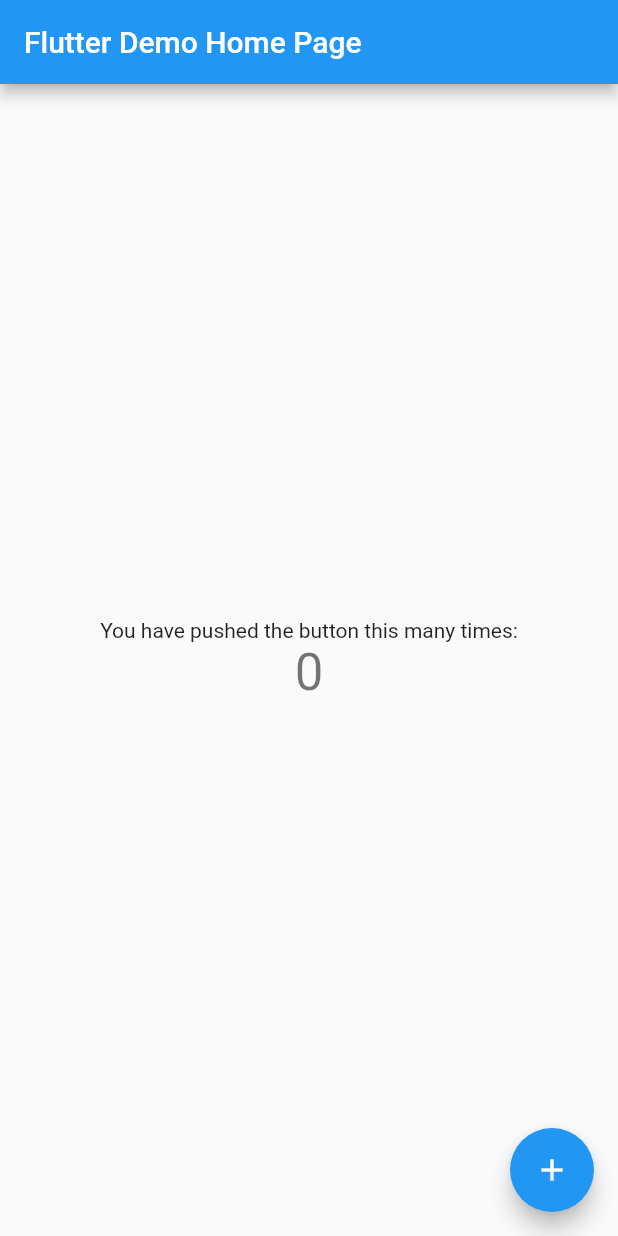
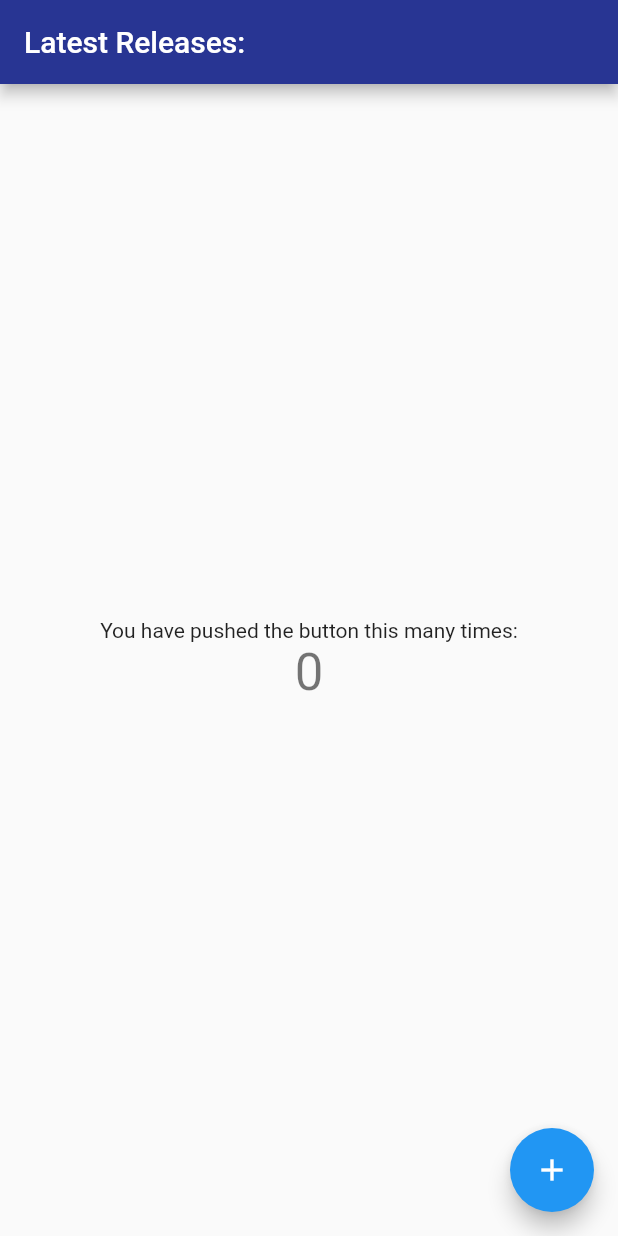
Before and after one commit to Justin-Moretto/movie_app, a Flutter app: the screen it shows after launch, on a phone screen of 412 x 824 dp. Run offline on Flutter 3.47's test engine with Material 2 defaults, Android fonts, the phone set to English and light mode, and no system bars.

Commit message:
refactor: added providor package and styled the homepage slightly

```diff
--- a/lib/main.dart
+++ b/lib/main.dart
@@ -11,18 +11,9 @@ class MyApp extends StatelessWidget {
     return MaterialApp(
       title: 'Flutter Demo',
       theme: ThemeData(
-        // This is the theme of your application.
-        //
-        // Try running your application with "flutter run". You'll see the
-        // application has a blue toolbar. Then, without quitting the app, try
-        // changing the primarySwatch below to Colors.green and then invoke
-        // "hot reload" (press "r" in the console where you ran "flutter run",
-        // or simply save your changes to "hot reload" in a Flutter IDE).
-        // Notice that the counter didn't reset back to zero; the application
-        // is not restarted.
         primarySwatch: Colors.blue,
       ),
-      home: MyHomePage(title: 'Flutter Demo Home Page'),
+      home: MyHomePage(title: 'Latest Releases:'),
     );
   }
 }
@@ -61,36 +52,16 @@ class _MyHomePageState extends State<MyHomePage> {
 
   @override
   Widget build(BuildContext context) {
-    // This method is rerun every time setState is called, for instance as done
-    // by the _incrementCounter method above.
-    //
-    // The Flutter framework has been optimized to make rerunning build methods
-    // fast, so that you can just rebuild anything that needs updating rather
-    // than having to individually change instances of widgets.
+    // This method is rerun every time setState is called. ex: by the _incrementCounter method above.
+
     return Scaffold(
       appBar: AppBar(
-        // Here we take the value from the MyHomePage object that was created by
-        // the App.build method, and use it to set our appbar title.
         title: Text(widget.title),
+        backgroundColor: Colors.indigo.shade800,
       ),
       body: Center(
-        // Center is a layout widget. It takes a single child and positions it
-        // in the middle of the parent.
         child: Column(
-          // Column is also a layout widget. It takes a list of children and
-          // arranges them vertically. By default, it sizes itself to fit its
-          // children horizontally, and tries to be as tall as its parent.
-          //
-          // Invoke "debug painting" (press "p" in the console, choose the
-          // "Toggle Debug Paint" action from the Flutter Inspector in Android
-          // Studio, or the "Toggle Debug Paint" command in Visual Studio Code)
-          // to see the wireframe for each widget.
-          //
-          // Column has various properties to control how it sizes itself and
-          // how it positions its children. Here we use mainAxisAlignment to
-          // center the children vertically; the main axis here is the vertical
-          // axis because Columns are vertical (the cross axis would be
-          // horizontal).
+          //this is the column where movies are displayed
           mainAxisAlignment: MainAxisAlignment.center,
           children: <Widget>[
             Text(
--- a/pubspec.yaml
+++ b/pubspec.yaml
@@ -23,11 +23,9 @@ environment:
 dependencies:
   flutter:
     sdk: flutter
+  cupertino_icons: ^1.0.2
+  provider: ^5.0.0
 
-
-  # The following adds the Cupertino Icons font to your application.
-  # Use with the CupertinoIcons class for iOS style icons.
-  cupertino_icons: ^1.0.2
 
 dev_dependencies:
   flutter_test:
```
Also changed, not shown: pubspec.lock, 32 other files.
